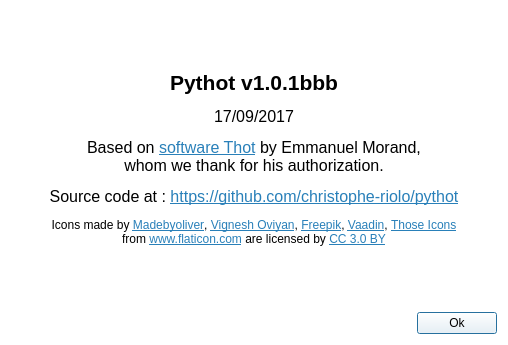
Qt form about.ui (christophe-riolo/pythot) before a commit.
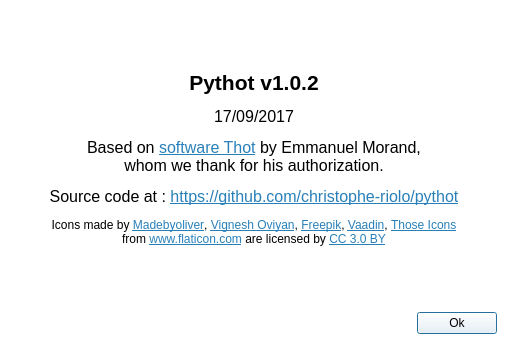
The same form after that commit. Icons and pictures are not drawn.

The edit to the form file:
```diff
--- a/about.ui
+++ b/about.ui
@@ -33,7 +33,7 @@
       </sizepolicy>
      </property>
      <property name="text">
-      <string>&lt;html&gt;&lt;head/&gt;&lt;body&gt;&lt;p align=&quot;center&quot;&gt;&lt;span style=&quot; font-size:16pt; font-weight:600;&quot;&gt;Pythot v1.0.1bbb&lt;/span&gt;&lt;/p&gt;&lt;p align=&quot;center&quot;&gt;&lt;span style=&quot; font-size:12pt;&quot;&gt;17/09/2017&lt;/span&gt;&lt;/p&gt;&lt;p align=&quot;center&quot;&gt;&lt;span style=&quot; font-size:12pt;&quot;&gt;Based on &lt;/span&gt;&lt;a href=&quot;http://www.emmanuelmorand.net/thot/presentation.php&quot;&gt;&lt;span style=&quot; font-size:12pt; text-decoration: underline; color:#2980b9;&quot;&gt;software Thot&lt;/span&gt;&lt;/a&gt;&lt;span style=&quot; font-size:12pt;&quot;&gt; by Emmanuel Morand,&lt;br/&gt;whom we thank for his authorization.&lt;/span&gt;&lt;/p&gt;&lt;p align=&quot;center&quot;&gt;&lt;span style=&quot; font-size:12pt;&quot;&gt;Source code at : &lt;/span&gt;&lt;a href=&quot;https://github.com/christophe-riolo/pythot&quot;&gt;&lt;span style=&quot; font-size:12pt; text-decoration: underline; color:#2980b9;&quot;&gt;https://github.com/christophe-riolo/pythot&lt;/span&gt;&lt;/a&gt;&lt;/p&gt;&lt;p align=&quot;center&quot;&gt;Icons made by &lt;a href=&quot;https://www.flaticon.com/authors/madebyoliver&quot;&gt;&lt;span style=&quot; text-decoration: underline; color:#2980b9;&quot;&gt;Madebyoliver&lt;/span&gt;&lt;/a&gt;, &lt;a href=&quot;https://www.flaticon.com/authors/vignesh-oviyan&quot;&gt;&lt;span style=&quot; text-decoration: underline; color:#2980b9;&quot;&gt;Vignesh Oviyan&lt;/span&gt;&lt;/a&gt;, &lt;a href=&quot;http://www.freepik.com&quot;&gt;&lt;span style=&quot; text-decoration: underline; color:#2980b9;&quot;&gt;Freepik&lt;/span&gt;&lt;/a&gt;, &lt;a href=&quot;https://www.flaticon.com/authors/vaadin&quot;&gt;&lt;span style=&quot; text-decoration: underline; color:#2980b9;&quot;&gt;Vaadin&lt;/span&gt;&lt;/a&gt;, &lt;a href=&quot;https://www.flaticon.com/authors/those-icons&quot;&gt;&lt;span style=&quot; text-decoration: underline; color:#2980b9;&quot;&gt;Those Icons&lt;/span&gt;&lt;/a&gt;&lt;br/&gt;from &lt;a href=&quot;https://www.flaticon.com/&quot;&gt;&lt;span style=&quot; text-decoration: underline; color:#2980b9;&quot;&gt;www.flaticon.com&lt;/span&gt;&lt;/a&gt; are licensed by &lt;a href=&quot;http://creativecommons.org/licenses/by/3.0/&quot;&gt;&lt;span style=&quot; text-decoration: underline; color:#2980b9;&quot;&gt;CC 3.0 BY&lt;/span&gt;&lt;/a&gt;&lt;/p&gt;&lt;/body&gt;&lt;/html&gt;</string>
+      <string>&lt;html&gt;&lt;head/&gt;&lt;body&gt;&lt;p align=&quot;center&quot;&gt;&lt;span style=&quot; font-size:16pt; font-weight:600;&quot;&gt;Pythot v1.0.2&lt;/span&gt;&lt;/p&gt;&lt;p align=&quot;center&quot;&gt;&lt;span style=&quot; font-size:12pt;&quot;&gt;17/09/2017&lt;/span&gt;&lt;/p&gt;&lt;p align=&quot;center&quot;&gt;&lt;span style=&quot; font-size:12pt;&quot;&gt;Based on &lt;/span&gt;&lt;a href=&quot;http://www.emmanuelmorand.net/thot/presentation.php&quot;&gt;&lt;span style=&quot; font-size:12pt; text-decoration: underline; color:#2980b9;&quot;&gt;software Thot&lt;/span&gt;&lt;/a&gt;&lt;span style=&quot; font-size:12pt;&quot;&gt; by Emmanuel Morand,&lt;br/&gt;whom we thank for his authorization.&lt;/span&gt;&lt;/p&gt;&lt;p align=&quot;center&quot;&gt;&lt;span style=&quot; font-size:12pt;&quot;&gt;Source code at : &lt;/span&gt;&lt;a href=&quot;https://github.com/christophe-riolo/pythot&quot;&gt;&lt;span style=&quot; font-size:12pt; text-decoration: underline; color:#2980b9;&quot;&gt;https://github.com/christophe-riolo/pythot&lt;/span&gt;&lt;/a&gt;&lt;/p&gt;&lt;p align=&quot;center&quot;&gt;Icons made by &lt;a href=&quot;https://www.flaticon.com/authors/madebyoliver&quot;&gt;&lt;span style=&quot; text-decoration: underline; color:#2980b9;&quot;&gt;Madebyoliver&lt;/span&gt;&lt;/a&gt;, &lt;a href=&quot;https://www.flaticon.com/authors/vignesh-oviyan&quot;&gt;&lt;span style=&quot; text-decoration: underline; color:#2980b9;&quot;&gt;Vignesh Oviyan&lt;/span&gt;&lt;/a&gt;, &lt;a href=&quot;http://www.freepik.com&quot;&gt;&lt;span style=&quot; text-decoration: underline; color:#2980b9;&quot;&gt;Freepik&lt;/span&gt;&lt;/a&gt;, &lt;a href=&quot;https://www.flaticon.com/authors/vaadin&quot;&gt;&lt;span style=&quot; text-decoration: underline; color:#2980b9;&quot;&gt;Vaadin&lt;/span&gt;&lt;/a&gt;, &lt;a href=&quot;https://www.flaticon.com/authors/those-icons&quot;&gt;&lt;span style=&quot; text-decoration: underline; color:#2980b9;&quot;&gt;Those Icons&lt;/span&gt;&lt;/a&gt;&lt;br/&gt;from &lt;a href=&quot;https://www.flaticon.com/&quot;&gt;&lt;span style=&quot; text-decoration: underline; color:#2980b9;&quot;&gt;www.flaticon.com&lt;/span&gt;&lt;/a&gt; are licensed by &lt;a href=&quot;http://creativecommons.org/licenses/by/3.0/&quot;&gt;&lt;span style=&quot; text-decoration: underline; color:#2980b9;&quot;&gt;CC 3.0 BY&lt;/span&gt;&lt;/a&gt;&lt;/p&gt;&lt;/body&gt;&lt;/html&gt;</string>
      </property>
     </widget>
    </item>
```
